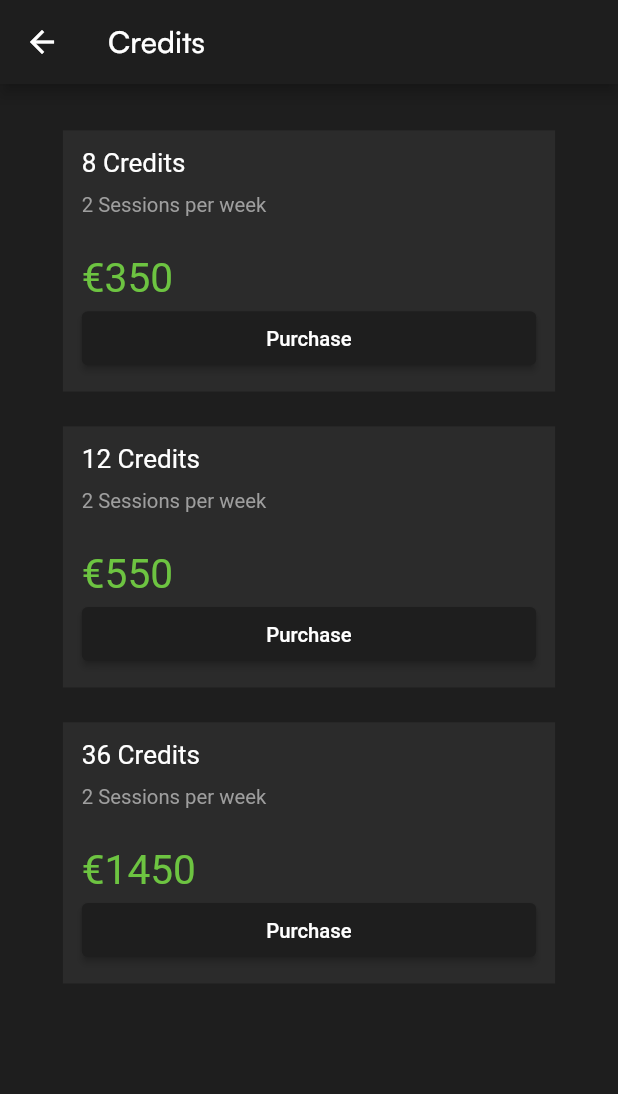
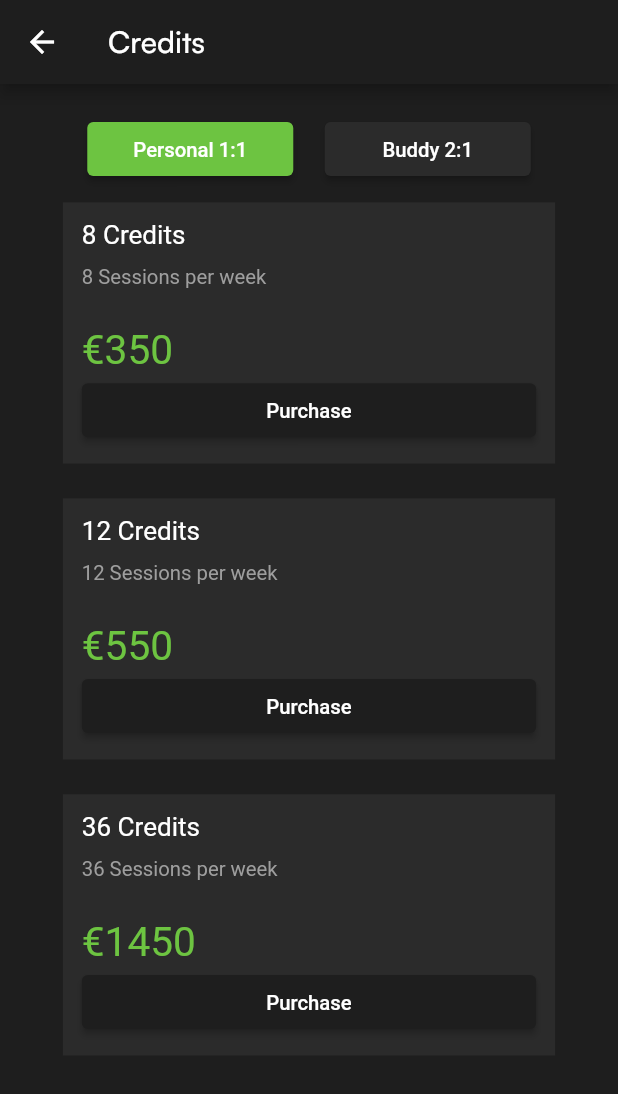
Before and after one commit to TeamBocean/bodybuddiesapp, a Flutter app: the CreditsPage screen opened directly, on a phone screen of 412 x 824 dp. Shown: the top 1094 px of the screen. Run offline on Flutter 3.47's test engine with Material 2 defaults, Android fonts, the phone set to English and light mode, and no system bars; our stand-ins replace cloud_firestore, firebase_auth, firebase_core, flutter_signin_button, get, google_sign_in; missing offline and left inert: apple_sign_in, flutter_stripe, the_apple_sign_in; accounts and stored records are empty; Roboto replaces fonts that are missing (Satoshi-Medium).

Commit message:
Added training toggle options

```diff
--- a/lib/pages/credits_page.dart
+++ b/lib/pages/credits_page.dart
@@ -16,6 +16,7 @@ class CreditsPage extends StatefulWidget {
 }
 
 class _CreditsPageState extends State<CreditsPage> {
+  bool isBuddy = false;
   Map<String, dynamic>? paymentIntent;
 
   @override
@@ -35,9 +36,47 @@ class _CreditsPageState extends State<CreditsPage> {
               vertical: Dimensions.height20),
           child: Column(
             children: [
-              paymentOptionWidget(350, "8"),
-              paymentOptionWidget(550, "12"),
-              paymentOptionWidget(1450, "36"),
+              Row(
+                mainAxisAlignment: MainAxisAlignment.center,
+                children: [
+                  SizedBox(
+                    width: MediaQuery.of(context).size.width / 3,
+                    child: ElevatedButton(
+                        onPressed: () {
+                          setState(() {
+                            isBuddy = !isBuddy;
+                          });
+                        },
+                        style: ElevatedButton.styleFrom(
+                            backgroundColor: isBuddy ? darkGrey : darkGreen),
+                        child: MediumTextWidget(
+                          text: "Personal 1:1",
+                          fontSize: Dimensions.fontSize14,
+                        )),
+                  ),
+                  SizedBox(
+                    width: Dimensions.width20,
+                  ),
+                  SizedBox(
+                    width: MediaQuery.of(context).size.width / 3,
+                    child: ElevatedButton(
+                        onPressed: () {
+                          setState(() {
+                            isBuddy = !isBuddy;
+                          });
+                        },
+                        style: ElevatedButton.styleFrom(
+                            backgroundColor: !isBuddy ? darkGrey : darkGreen),
+                        child: MediumTextWidget(
+                          text: "Buddy 2:1",
+                          fontSize: Dimensions.fontSize14,
+                        )),
+                  ),
+                ],
+              ),
+              paymentOptionWidget(isBuddy ? 450 : 350, "8", isBuddy ? "2" : "8"),
+              paymentOptionWidget(isBuddy ? 650 : 550, "12", isBuddy ? "3" : "12"),
+              paymentOptionWidget(isBuddy ? 1800 : 1450, "36", isBuddy ? "3" : "36"),
             ],
           ),
         ),
@@ -45,7 +84,7 @@ class _CreditsPageState extends State<CreditsPage> {
     );
   }
 
-  Widget paymentOptionWidget(double price, String credits) {
+  Widget paymentOptionWidget(double price, String credits, String session) {
     return Padding(
       padding: EdgeInsets.symmetric(vertical: Dimensions.height12),
       child: Container(
@@ -70,7 +109,7 @@ class _CreditsPageState extends State<CreditsPage> {
                     height: Dimensions.height10,
                   ),
                   MediumTextWidget(
-                    text: "2 Sessions per week",
+                    text: "${session.toString()} Sessions per week",
                     fontSize: Dimensions.fontSize14,
                     color: Colors.grey,
                   ),
```
